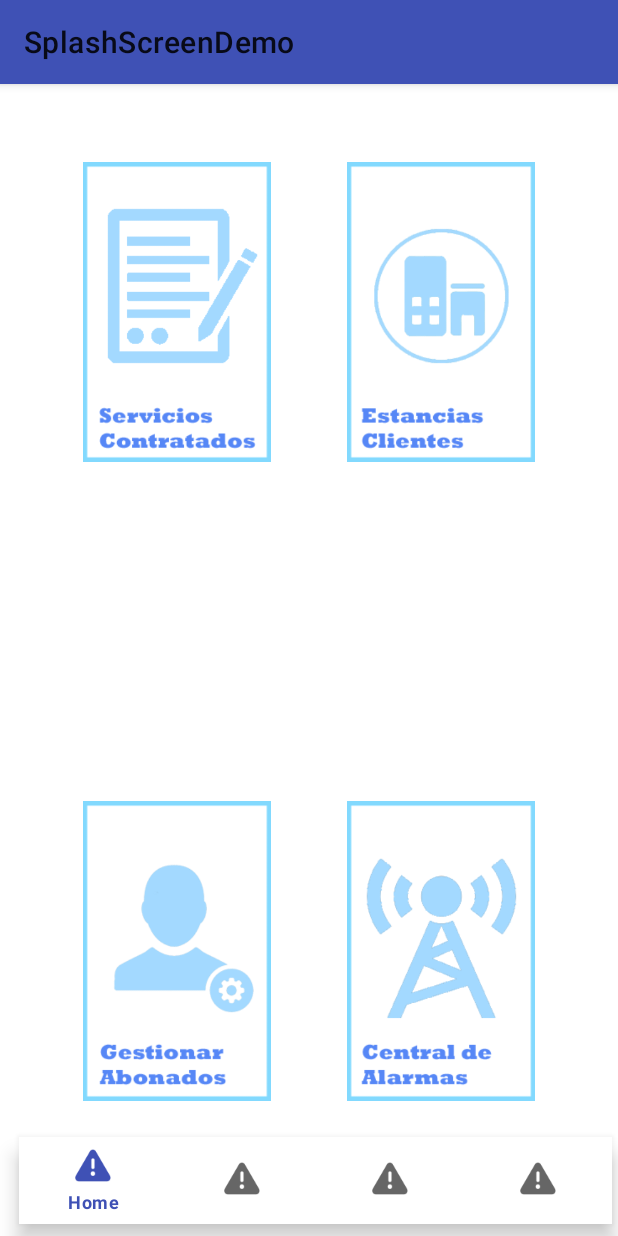
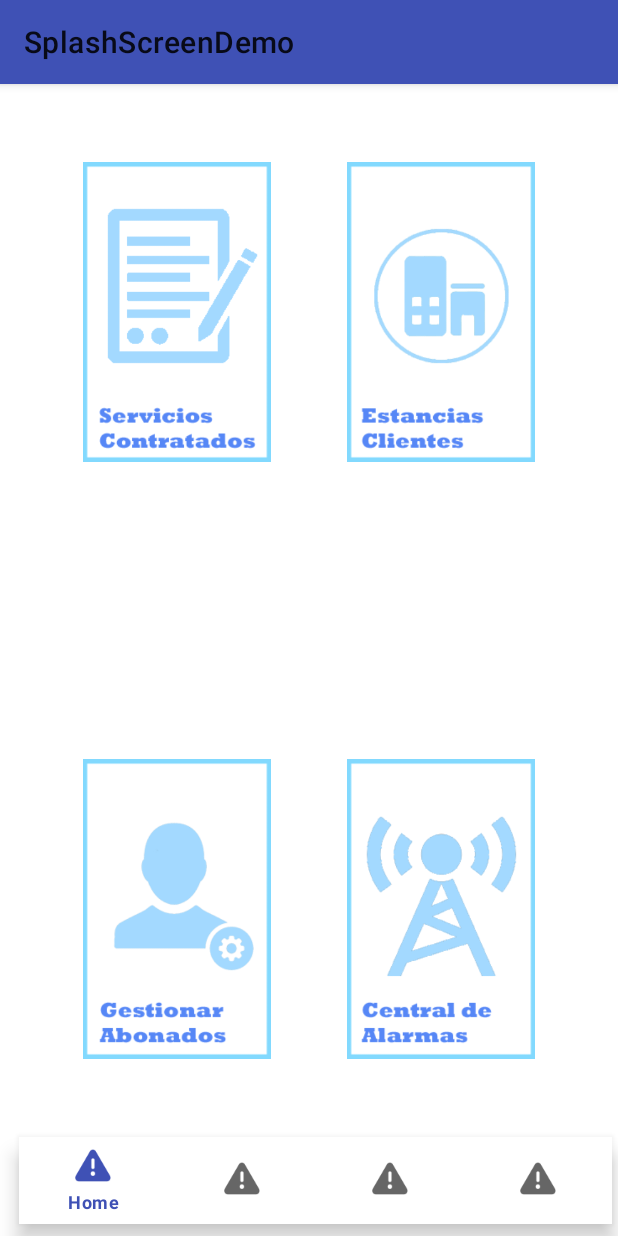
Before and after one commit to albertoomarcos/CDI-EmpresaSeguridad, an Android app: the AdminMainActivity screen opened directly, with no data from a screen before it, on a phone screen of 412 x 824 dp. Run offline under Robolectric (Android 15) with nearby library versions, the phone set to English and light mode, and no system bars.

Commit message:
Update activity_main_admin.xml

```diff
--- a/app/src/main/res/layout/activity_main_admin.xml
+++ b/app/src/main/res/layout/activity_main_admin.xml
@@ -34,7 +34,7 @@
         android:layout_width="180dp"
         android:layout_height="200dp"
         android:layout_marginStart="28dp"
-        android:layout_marginBottom="24dp"
+        android:layout_marginBottom="52dp"
         android:contentDescription="Gestión Abonados"
         android:src="@drawable/plantilla_movil_gestionar_abonados"
         app:layout_constraintBottom_toTopOf="@+id/bottomNavigationView2"
@@ -45,7 +45,7 @@
         android:layout_width="180dp"
         android:layout_height="200dp"
         android:layout_marginEnd="28dp"
-        android:layout_marginBottom="24dp"
+        android:layout_marginBottom="52dp"
         android:contentDescription="Central de Alarmas"
         android:src="@drawable/plantilla_movil_central_de_alarmas"
         app:layout_constraintBottom_toTopOf="@+id/bottomNavigationView2"
```
